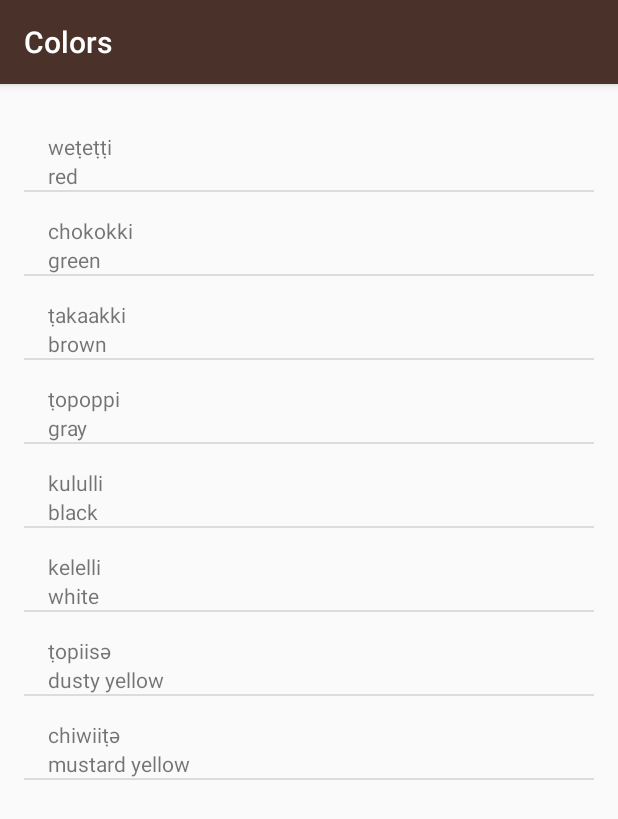
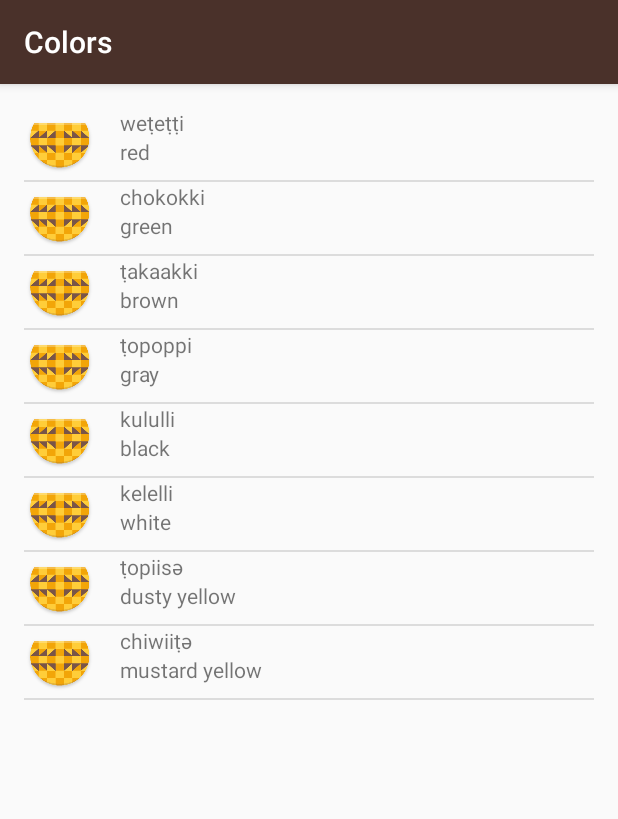
Before and after one commit to Pujolsluis/udacityAndroidBasicCoursePract, an Android app: the ColorsActivity screen opened directly, with no data from a screen before it, on a phone screen of 412 x 824 dp. Shown: the top 819 px of the screen. Run offline under Robolectric (Android 15) with nearby library versions, the phone set to English and light mode, and no system bars.

Commit message:
ADD "modified the list_item layout, to add the new layout that includes an image for each element."

```diff
--- a/Miwok Project/app/src/main/res/layout/list_item.xml
+++ b/Miwok Project/app/src/main/res/layout/list_item.xml
@@ -5,6 +5,22 @@
     android:layout_height="match_parent"
     xmlns:tools="http://schemas.android.com/tools"
     >
+    <LinearLayout
+        android:layout_width="match_parent"
+        android:layout_height="wrap_content"
+        android:orientation="horizontal"
+        >
+
+        <ImageView
+            android:layout_width="48dp"
+            android:layout_height="48dp"
+            android:src="@mipmap/ic_launcher"
+            android:id="@+id/item_imageView"/>
+
+        <LinearLayout
+            android:layout_width="wrap_content"
+            android:layout_height="wrap_content"
+            android:orientation="vertical">
 
             <TextView
                 tools:text="lutti"
@@ -12,7 +28,6 @@
                 android:layout_width="match_parent"
                 android:layout_height="wrap_content"
                 android:paddingLeft="16dp"
-        android:layout_marginTop="16dp"
                 />
             <TextView
                 tools:text="one"
@@ -23,3 +38,8 @@
                 />
 
         </LinearLayout>
+
+    </LinearLayout>
+
+
+</LinearLayout>
```
Lines whose indentation alone changed are shown as unchanged.
